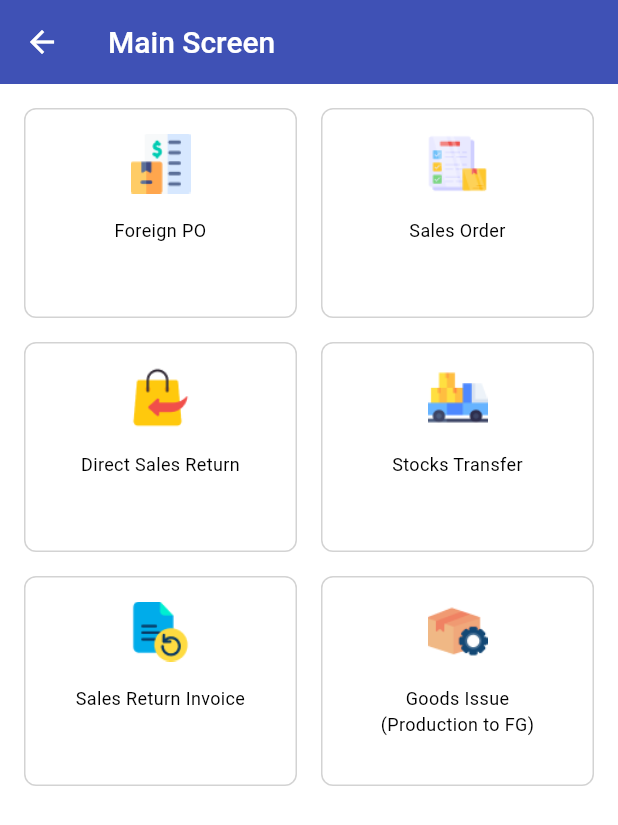
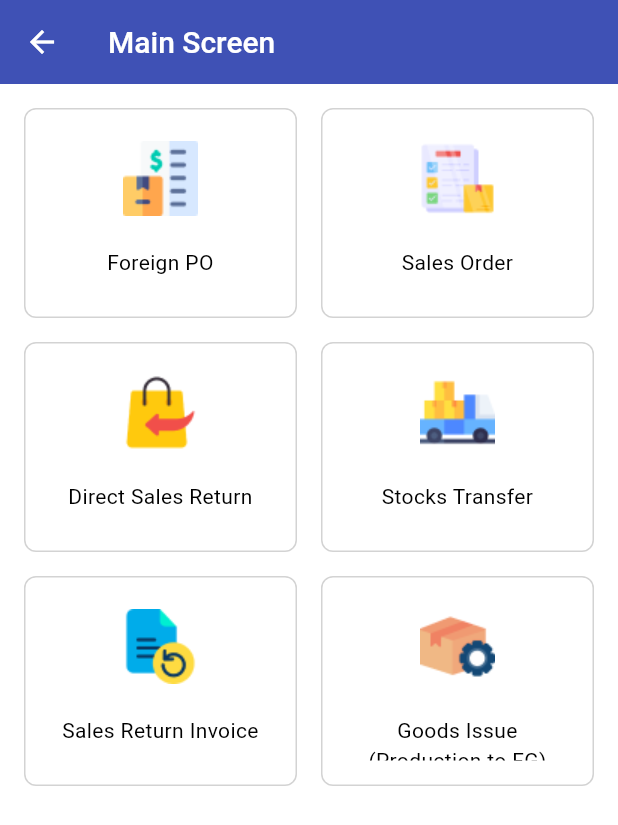
Before and after one commit to Wasim-Zaman/slic_nartec_flutter, a Flutter app: the MainScreen screen opened directly, after a tap on "Sales Order", on a phone screen of 412 x 824 dp. Shown: the top 825 px of the screen. Run offline on Flutter 3.47's test engine with Material 3 defaults, Android fonts, the phone set to English and light mode, and no system bars; our stand-ins replace flutter_bloc, shared_preferences; accounts and stored records are empty; network calls fail.

Commit message:
chore: Update menu card styles and search functionality

```diff
--- a/lib/cubits/foreign_po/foreign_po_cubit.dart
+++ b/lib/cubits/foreign_po/foreign_po_cubit.dart
@@ -14,6 +14,22 @@ class ForeignPoCubit extends Cubit<ForeignPoState> {
   int limit = 10;
 
   List<POFPOMaster> models = [];
+
+  void updateSearchQuery(String query) {
+    if (query.isEmpty) {
+      // If the search query is empty, restore the original data
+      emit(ForeignPoSearchSuccess(models));
+    } else {
+      // Filter the list based on the query
+      var filteredData = models.where((po) {
+        return po.pONumber!.toLowerCase().contains(query.toLowerCase()) ||
+            po.supplierName!.toLowerCase().contains(query.toLowerCase());
+      }).toList();
+
+      // Emit the filtered data as a new state
+      emit(ForeignPoSearchSuccess(filteredData));
+    }
+  }
 
   void getPaginatedForeignPo() async {
     emit(ForeignPoGetLoading());
--- a/lib/cubits/foreign_po/foreign_po_states.dart
+++ b/lib/cubits/foreign_po/foreign_po_states.dart
@@ -8,12 +8,20 @@ class ForeignPoInitial extends ForeignPoState {}
 
 class ForeignPoGetLoading extends ForeignPoState {}
 
+class ForeignPoSearchLoading extends ForeignPoState {}
+
 // * Success
 
 class ForeignPoGetSuccess extends ForeignPoState {
   final ApiResponse res;
 
   ForeignPoGetSuccess(this.res);
+}
+
+class ForeignPoSearchSuccess extends ForeignPoState {
+  final List<POFPOMaster> data;
+
+  ForeignPoSearchSuccess(this.data);
 }
 
 // ! Error
@@ -23,3 +31,9 @@ class ForeignPoGetError extends ForeignPoState {
 
   ForeignPoGetError(this.error);
 }
+
+class ForeignPoSearchError extends ForeignPoState {
+  final String error;
+
+  ForeignPoSearchError(this.error);
+}
--- a/lib/view/screens/foreign_po/foreign_po_screen.dart
+++ b/lib/view/screens/foreign_po/foreign_po_screen.dart
@@ -27,7 +27,11 @@ class _ForeignPoScreenState extends State<ForeignPoScreen> {
       appBar: AppBar(
         title: const Text('Foreign PO'),
       ),
-      body: Column(
+      body: SingleChildScrollView(
+        // Wrap the column with SingleChildScrollView
+        child: Padding(
+          padding: const EdgeInsets.symmetric(vertical: 8.0),
+          child: Column(
             children: [
               Padding(
                 padding: const EdgeInsets.all(8.0),
@@ -40,11 +44,14 @@ class _ForeignPoScreenState extends State<ForeignPoScreen> {
                       borderRadius: BorderRadius.circular(8.0),
                     ),
                   ),
-              // onChanged: (value) =>
-              //     context.read<ForeignPoCubit>().updateSearchQuery(value),
+                  onChanged: (value) =>
+                      context.read<ForeignPoCubit>().updateSearchQuery(value),
                 ),
               ),
-          Expanded(
+              SizedBox(
+                height: MediaQuery.of(context).size.height -
+                    AppBar().preferredSize.height -
+                    160, // Dynamic height calculation
                 child: BlocConsumer<ForeignPoCubit, ForeignPoState>(
                   listener: (context, state) {
                     if (state is ForeignPoGetSuccess) {
@@ -56,6 +63,8 @@ class _ForeignPoScreenState extends State<ForeignPoScreen> {
                       return const Center(child: CircularProgressIndicator());
                     } else if (state is ForeignPoGetSuccess) {
                       return _buildDataTable(state.res.data);
+                    } else if (state is ForeignPoSearchSuccess) {
+                      return _buildDataTable(state.data);
                     }
                     return const Text('No data');
                   },
@@ -63,6 +72,8 @@ class _ForeignPoScreenState extends State<ForeignPoScreen> {
               ),
               _buildTotalRow(context),
             ],
+          ),
+        ),
       ),
     );
   }
--- a/lib/view/screens/main_screen.dart
+++ b/lib/view/screens/main_screen.dart
@@ -4,8 +4,43 @@ import 'package:slic/utils/navigation.dart';
 import 'package:slic/view/screens/foreign_po/foreign_po_screen.dart';
 import 'package:slic/view/widgets/menu_card.dart';
 
-class MainScreen extends StatelessWidget {
+class MainScreen extends StatefulWidget {
   const MainScreen({super.key});
+
+  @override
+  State<MainScreen> createState() => _MainScreenState();
+}
+
+class _MainScreenState extends State<MainScreen>
+    with SingleTickerProviderStateMixin {
+  late AnimationController _controller;
+  late Animation<double> _opacityAnimation;
+  late Animation<double> _scaleAnimation;
+
+  @override
+  void initState() {
+    super.initState();
+    _controller = AnimationController(
+      duration: const Duration(milliseconds: 500),
+      vsync: this,
+    );
+
+    _opacityAnimation = Tween<double>(begin: 0.0, end: 1.0).animate(
+      CurvedAnimation(parent: _controller, curve: Curves.easeInOut),
+    );
+
+    _scaleAnimation = Tween<double>(begin: 0.8, end: 1.0).animate(
+      CurvedAnimation(parent: _controller, curve: Curves.easeInOut),
+    );
+
+    _controller.forward();
+  }
+
+  @override
+  void dispose() {
+    _controller.dispose();
+    super.dispose();
+  }
 
   @override
   Widget build(BuildContext context) {
@@ -21,47 +56,56 @@ class MainScreen extends StatelessWidget {
           mainAxisSpacing: 16.0,
           childAspectRatio: 1.3,
           children: [
-            MenuCard(
-              title: 'Foreign PO',
-              iconPath: AppAssets.foreignPo,
+            for (var menu in [
+              MenuInfo(
+                'Foreign PO',
+                AppAssets.foreignPo,
+                const ForeignPoScreen(),
+              ),
+              MenuInfo(
+                'Sales Order',
+                AppAssets.salesOrder,
+                null,
+              ),
+              MenuInfo(
+                'Direct Sales Return',
+                AppAssets.directSalesReturn,
+                null,
+              ),
+              MenuInfo(
+                'Stocks Transfer',
+                AppAssets.stockesTransfer,
+                null,
+              ),
+              MenuInfo(
+                'Sales Return Invoice',
+                AppAssets.salesReturnInvoice,
+                null,
+              ),
+              MenuInfo(
+                'Goods Issue\n(Production to FG)',
+                AppAssets.goodsIssue,
+                null,
+              ),
+            ])
+              AnimatedBuilder(
+                animation: _controller,
+                builder: (context, child) => Transform.scale(
+                  scale: _scaleAnimation.value,
+                  child: AnimatedOpacity(
+                    opacity: _opacityAnimation.value,
+                    duration: const Duration(milliseconds: 500),
+                    child: MenuCard(
+                      title: menu.title,
+                      iconPath: menu.iconPath,
                       onTap: () {
-                Navigation.push(context, const ForeignPoScreen());
+                        if (menu.screen != null) {
+                          Navigation.push(context, menu.screen!);
+                        }
                       },
                     ),
-            MenuCard(
-              title: 'Sales Order',
-              iconPath: AppAssets.salesOrder,
-              onTap: () {
-                // Add your onTap action here
-              },
                   ),
-            MenuCard(
-              title: 'Direct Sales Return',
-              iconPath: AppAssets.directSalesReturn,
-              onTap: () {
-                // Add your onTap action here
-              },
                 ),
-            MenuCard(
-              title: 'Stocks Transfer',
-              iconPath: AppAssets.stockesTransfer,
-              onTap: () {
-                // Add your onTap action here
-              },
-            ),
-            MenuCard(
-              title: 'Sales Return Invoice',
-              iconPath: AppAssets.salesReturnInvoice,
-              onTap: () {
-                // Add your onTap action here
-              },
-            ),
-            MenuCard(
-              title: 'Goods Issue\n(Production to FG)',
-              iconPath: AppAssets.goodsIssue,
-              onTap: () {
-                // Add your onTap action here
-              },
               ),
           ],
         ),
@@ -69,3 +113,11 @@ class MainScreen extends StatelessWidget {
     );
   }
 }
+
+class MenuInfo {
+  final String title;
+  final String iconPath;
+  final Widget? screen;
+
+  MenuInfo(this.title, this.iconPath, this.screen);
+}
--- a/lib/view/widgets/menu_card.dart
+++ b/lib/view/widgets/menu_card.dart
@@ -30,13 +30,13 @@ class MenuCard extends StatelessWidget {
           child: Column(
             mainAxisAlignment: MainAxisAlignment.center,
             children: [
-              Image.asset(iconPath, height: 40, width: 40),
+              Image.asset(iconPath, height: 60, width: 60),
               const SizedBox(height: 16.0),
               Expanded(
                 child: Text(
                   title,
                   textAlign: TextAlign.center,
-                  style: const TextStyle(fontSize: 12.0),
+                  style: const TextStyle(fontSize: 14.0),
                   maxLines: 2,
                   overflow: TextOverflow.ellipsis,
                 ),
```
Lines whose indentation alone changed are shown as unchanged.
